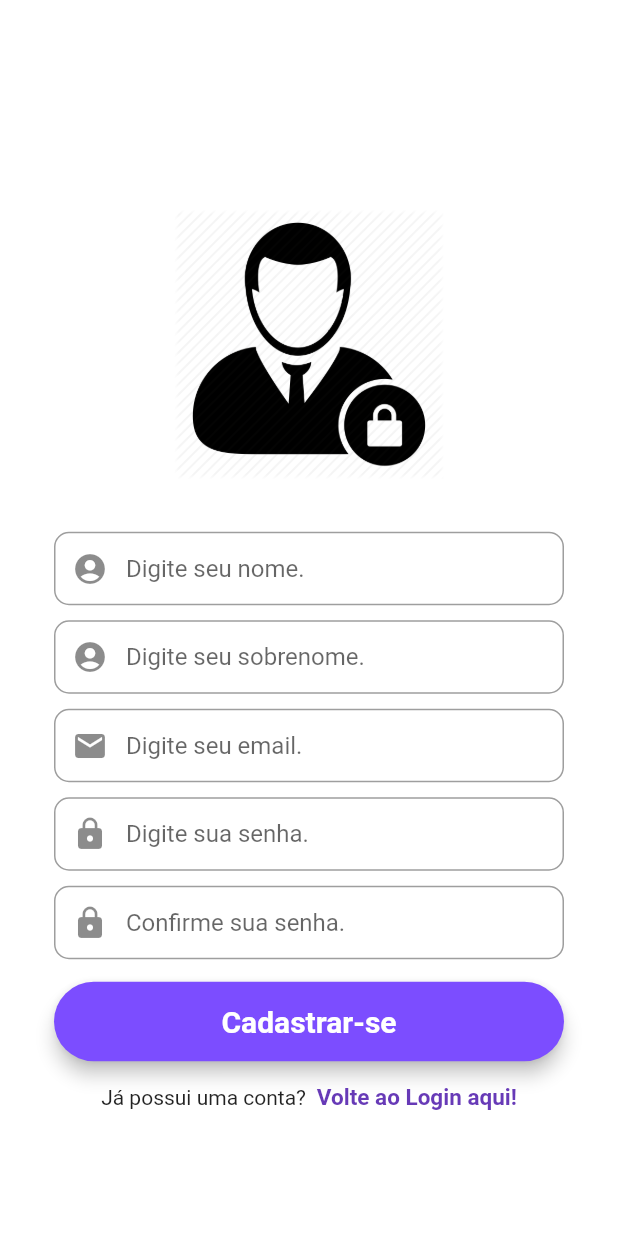
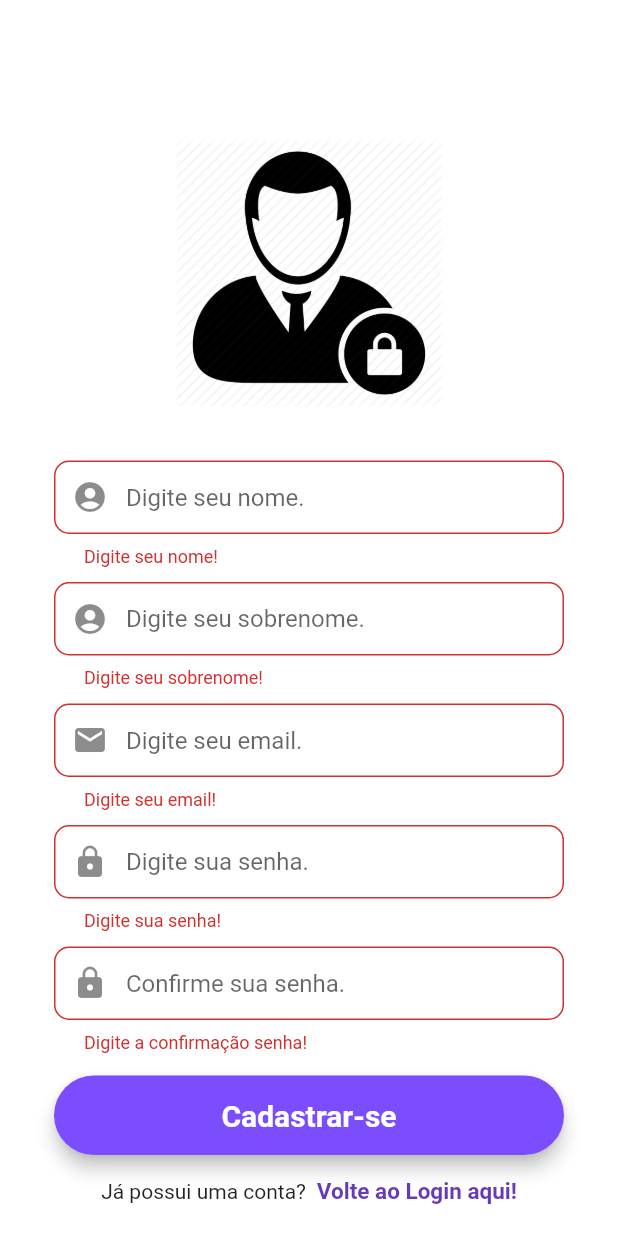
Before and after one commit to WesleyBarbosaMR/flutter_firebase_login, a Flutter app: the RegisterPage screen opened directly, after a tap on "Cadastrar-se", on a phone screen of 412 x 824 dp. Run offline on Flutter 3.47's test engine with Material 2 defaults, Android fonts, the phone set to English and light mode, and no system bars; our stand-ins replace cloud_firestore, firebase_auth, firebase_core, fluttertoast; accounts and stored records are empty.

Commit message:
Registration with Firebase

```diff
--- /dev/null
+++ b/flutter_firebase_login/lib/model/user_model.dart
@@ -0,0 +1,33 @@
+class UserModel {
+  String? uid;
+  String? email;
+  String? fstName;
+  String? scdName;
+
+  UserModel({
+    this.uid,
+    this.email,
+    this.fstName,
+    this.scdName,
+  });
+
+  // * Receiving data from server
+  factory UserModel.fromMap(map) {
+    return UserModel(
+      uid: map['uid'],
+      email: map['email'],
+      fstName: map['fstName'],
+      scdName: map['scdName'],
+    );
+  }
+
+  // * Sending data to server
+  Map<String, dynamic> toMap() {
+    return {
+      'uid': uid,
+      'email': email,
+      'fstName': fstName,
+      'scdName': scdName,
+    };
+  }
+}
--- a/flutter_firebase_login/lib/pages/register_page.dart
+++ b/flutter_firebase_login/lib/pages/register_page.dart
@@ -1,5 +1,17 @@
+// * Import Libraries
+// * Flutter Libraries
 import 'package:flutter/material.dart';
+import 'package:flutter_firebase_login/model/user_model.dart';
+
+// * Project Libraries
 import 'package:flutter_firebase_login/pages/login_page.dart';
+import 'package:flutter_firebase_login/pages/home_page.dart';
+
+// * Firebase Libraries
+import 'package:firebase_core/firebase_core.dart';
+import 'package:firebase_auth/firebase_auth.dart';
+import 'package:cloud_firestore/cloud_firestore.dart';
+import 'package:fluttertoast/fluttertoast.dart';
 
 class RegisterPage extends StatefulWidget {
   const RegisterPage({Key? key}) : super(key: key);
@@ -9,6 +21,9 @@ class RegisterPage extends StatefulWidget {
 }
 
 class _RegisterPageState extends State<RegisterPage> {
+  // * Firebase Auth
+  final _auth = FirebaseAuth.instance;
+
   // * Our Form Key
   final _formKey = GlobalKey<FormState>();
 
@@ -26,7 +41,16 @@ class _RegisterPageState extends State<RegisterPage> {
       autofocus: false,
       controller: fstNmController,
       keyboardType: TextInputType.name,
-      // ! Implement this validator:(){}
+      validator: (value) {
+        RegExp regex = new RegExp(r'^.{3,}$');
+        if (value!.isEmpty) {
+          return ("Digite seu nome!");
+        }
+        if (!regex.hasMatch(value)) {
+          return ("O nome precisa ter no mínimo 3 caracteres");
+        }
+        return null;
+      },
       onSaved: (value) {
         fstNmController.text = value!;
       },
@@ -46,7 +70,12 @@ class _RegisterPageState extends State<RegisterPage> {
       autofocus: false,
       controller: scdNmController,
       keyboardType: TextInputType.name,
-      // ! Implement this validator:(){}
+      validator: (value) {
+        if (value!.isEmpty) {
+          return ("Digite seu sobrenome!");
+        }
+        return null;
+      },
       onSaved: (value) {
         scdNmController.text = value!;
       },
@@ -66,7 +95,16 @@ class _RegisterPageState extends State<RegisterPage> {
       autofocus: false,
       controller: emailController,
       keyboardType: TextInputType.emailAddress,
-      // ! Implement this validator:(){}
+      validator: (value) {
+        if (value!.isEmpty) {
+          return ("Digite seu email!");
+        }
+        // * Reg Expression Email validation
+        if (!RegExp("^[a-zA-Z0-9+_,-]+.[a-z]").hasMatch(value)) {
+          return ("Formato de Email inválido!");
+        }
+        return null;
+      },
       onSaved: (value) {
         emailController.text = value!;
       },
@@ -86,7 +124,16 @@ class _RegisterPageState extends State<RegisterPage> {
       autofocus: false,
       controller: passController,
       obscureText: true,
-      // ! Implement this validator:(){}
+      validator: (value) {
+        RegExp regex = new RegExp(r'^.{6,}$');
+        if (value!.isEmpty) {
+          return ("Digite sua senha!");
+        }
+        if (!regex.hasMatch(value)) {
+          return ("Sua senha precisa ter no mínimo 6 caracteres");
+        }
+        return null;
+      },
       onSaved: (value) {
         passController.text = value!;
       },
@@ -106,7 +153,20 @@ class _RegisterPageState extends State<RegisterPage> {
       autofocus: false,
       controller: cfmPassController,
       obscureText: true,
-      // ! Implement this validator:(){}
+      validator: (value) {
+        RegExp regex = new RegExp(r'^.{6,}$');
+        if (value!.isEmpty) {
+          return ("Digite a confirmação senha!");
+        }
+        if (!regex.hasMatch(value)) {
+          return ("Sua senha precisa ter no mínimo 6 caracteres");
+        }
+        if (passController.text != value) {
+          return ("As senhas inseridas são diferentes");
+        }
+
+        return null;
+      },
       onSaved: (value) {
         cfmPassController.text = value!;
       },
@@ -129,7 +189,9 @@ class _RegisterPageState extends State<RegisterPage> {
       child: MaterialButton(
         padding: EdgeInsets.fromLTRB(20, 15, 20, 15),
         minWidth: MediaQuery.of(context).size.width,
-        onPressed: () {},
+        onPressed: () {
+          signUp(emailController.text, passController.text);
+        },
         child: Text(
           "Cadastrar-se",
           textAlign: TextAlign.center,
@@ -224,4 +286,44 @@ class _RegisterPageState extends State<RegisterPage> {
       ),
     );
   }
+
+  // * Register Function
+  void signUp(String email, String password) async {
+    if (_formKey.currentState!.validate()) {
+      await _auth
+          .createUserWithEmailAndPassword(email: email, password: password)
+          .then((value) => {
+                postDetailsToFirestore(),
+              })
+          .catchError((e) {
+        Fluttertoast.showToast(msg: e!.message);
+      });
+    }
+  }
+
+  postDetailsToFirestore() async {
+    // * Calling Firestore
+    // * Calling User Model
+    // * Sending these values
+
+    FirebaseFirestore firebaseFirestore = FirebaseFirestore.instance;
+    User? user = _auth.currentUser;
+
+    UserModel userModel = UserModel();
+
+    // * Writing all the values
+    userModel.email = user!.email;
+    userModel.uid = user.uid;
+    userModel.fstName = fstNmController.text;
+    userModel.scdName = scdNmController.text;
+
+    await firebaseFirestore
+        .collection("users")
+        .doc(user.uid)
+        .set(userModel.toMap());
+    Fluttertoast.showToast(msg: "Account created successfully");
+
+    Navigator.pushAndRemoveUntil((context),
+        MaterialPageRoute(builder: (context) => HomePage()), (route) => false);
+  }
 }
```
Also changed, not shown: flutter_firebase_login/lib/pages/home_page.dart (+12 -0 lines), flutter_firebase_login/lib/pages/login_page.dart (+12 -3 lines).
